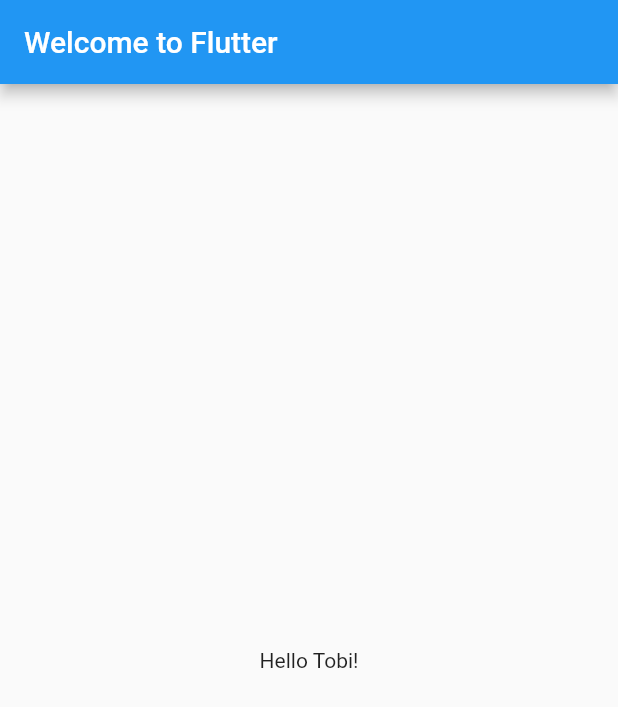
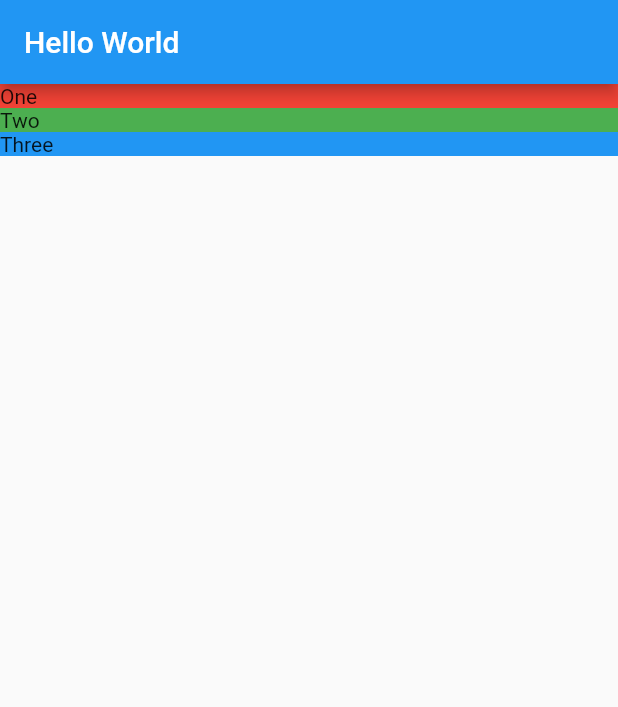
Before and after one commit to gruni1992/flutter_hello_world, a Flutter app: the screen it shows after launch, on a phone screen of 412 x 824 dp. Shown: the top 707 px of the screen. Run offline on Flutter 3.47's test engine with Material 2 defaults, Android fonts, the phone set to English and light mode, and no system bars.

Commit message:
Added Alignment and Children with Containers

```diff
--- a/lib/main.dart
+++ b/lib/main.dart
@@ -1,20 +1,33 @@
 import 'package:flutter/material.dart';
 
-void main() => runApp(MyApp());
-
-class MyApp extends StatelessWidget {
-  @override
-  Widget build(BuildContext context) {
-    return MaterialApp(
-      title: 'Welcome to Flutter',
-      home: Scaffold(
-        appBar: AppBar(
-          title: Text('Welcome to Flutter'),
-        ),
-        body: Center(
-          child: Text('Hello Tobi!'),
-        ),
+void main(){
+  return runApp(MaterialApp(
+    home: Scaffold(
+      appBar: AppBar(title: Text("Hello World")),
+      body: Column(
+        mainAxisAlignment: MainAxisAlignment.start,
+        crossAxisAlignment: CrossAxisAlignment.stretch,
+        children:[
+          Container(
+            decoration: BoxDecoration(
+              color: Colors.red,
+            ),
+            child: Text("One")
+          ),
+          Container(
+            decoration: BoxDecoration(
+              color: Colors.green,
+            ),
+            child: Text("Two")
+          ),
+          Container(
+            decoration: BoxDecoration(
+              color: Colors.blue,
+            ),
+            child: Text("Three")
+          ),
+        ]
       ),
-    );
-  }
+    )
+  ));
 }
```
